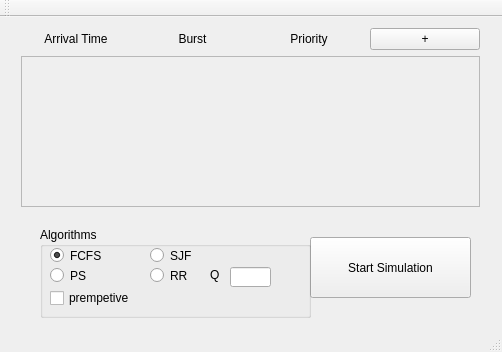
Above: mainwindow.ui from AMR-KELEG/Operating-Systems-Scheduler before the change. Below: the same form after it.
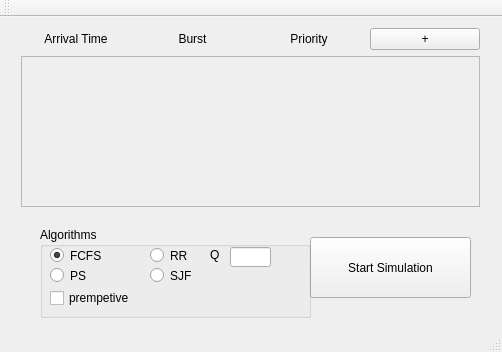
That is the form after the change.

The edit to the form file:
```diff
--- a/mainwindow.ui
+++ b/mainwindow.ui
@@ -43,7 +43,7 @@
      <property name="geometry">
       <rect>
        <x>110</x>
-       <y>20</y>
+       <y>40</y>
        <width>82</width>
        <height>17</height>
       </rect>
@@ -69,7 +69,7 @@
      <property name="geometry">
       <rect>
        <x>110</x>
-       <y>40</y>
+       <y>20</y>
        <width>82</width>
        <height>17</height>
       </rect>
@@ -98,7 +98,7 @@
      <property name="geometry">
       <rect>
        <x>190</x>
-       <y>40</y>
+       <y>20</y>
        <width>41</width>
        <height>20</height>
       </rect>
@@ -108,7 +108,7 @@
      <property name="geometry">
       <rect>
        <x>170</x>
-       <y>40</y>
+       <y>20</y>
        <width>21</width>
        <height>16</height>
       </rect>
```
